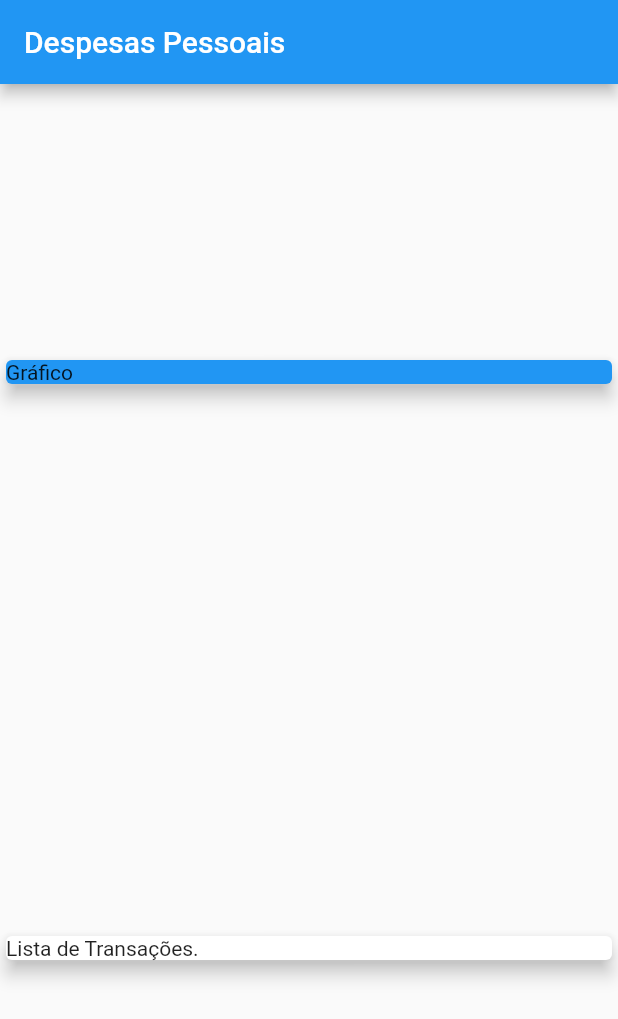
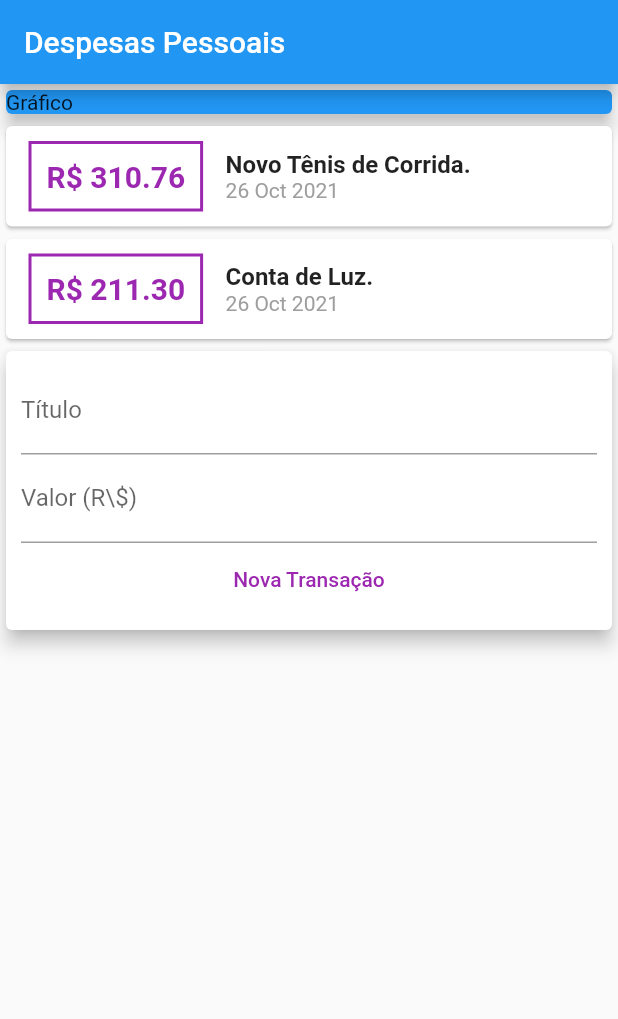
Before and after one commit to renatorv/expenses, a Flutter app: the screen it shows after launch, on a phone screen of 412 x 824 dp. Shown: the top 1019 px of the screen. Run offline on Flutter 3.47's test engine with Material 2 defaults, Android fonts, the phone set to English and light mode, and no system bars.

Commit message:
inicio da aula 107

```diff
--- a/lib/main.dart
+++ b/lib/main.dart
@@ -1,7 +1,8 @@
 import 'package:expenses/models/transaction.dart';
 import 'package:flutter/material.dart';
+import 'package:intl/intl.dart';
 
-main() => runApp(ExpensesApp());
+void main() => runApp(ExpensesApp());
 
 class ExpensesApp extends StatelessWidget {
   @override
@@ -14,7 +15,10 @@ class ExpensesApp extends StatelessWidget {
 }
 
 class MyHomePage extends StatelessWidget {
-  final _transactions = [
+  final TextEditingController titleController = TextEditingController();
+  final TextEditingController valueController = TextEditingController();
+
+  final List<Transaction> _transactions = [
     Transaction(
       id: 't1',
       title: 'Novo Tênis de Corrida.',
@@ -26,28 +30,106 @@ class MyHomePage extends StatelessWidget {
       title: 'Conta de Luz.',
       value: 211.30,
       date: DateTime.now(),
-    )
+    ),
   ];
   @override
   Widget build(BuildContext context) {
     return Scaffold(
       appBar: AppBar(
-        title: Text('Despesas Pessoais'),
+        title: const Text('Despesas Pessoais'),
       ),
       body: Column(
-        mainAxisAlignment: MainAxisAlignment.spaceAround,
         crossAxisAlignment: CrossAxisAlignment.stretch,
         children: [
           Container(
-            child: Card(
+            child: const Card(
               color: Colors.blue,
               child: Text('Gráfico'),
               elevation: 5,
             ),
           ),
+          Column(
+            children: _transactions.map(
+              (Transaction tr) {
+                return Card(
+                  child: Row(
+                    children: [
+                      Container(
+                        margin: const EdgeInsets.symmetric(
+                          horizontal: 15,
+                          vertical: 10,
+                        ),
+                        decoration: BoxDecoration(
+                          border: Border.all(
+                            color: Colors.purple,
+                            width: 2,
+                          ),
+                        ),
+                        padding: const EdgeInsets.all(10),
+                        child: Text(
+                          'R\$ ${tr.value.toStringAsFixed(2)}',
+                          style: const TextStyle(
+                            fontWeight: FontWeight.bold,
+                            fontSize: 20,
+                            color: Colors.purple,
+                          ),
+                        ),
+                      ),
+                      Column(
+                        crossAxisAlignment: CrossAxisAlignment.start,
+                        children: [
+                          Text(
+                            tr.title,
+                            style: const TextStyle(
+                              fontWeight: FontWeight.bold,
+                              fontSize: 16,
+                            ),
+                          ),
+                          Text(
+                            DateFormat('d MMM y').format(tr.date),
+                            style: const TextStyle(
+                              color: Colors.grey,
+                            ),
+                          ),
+                        ],
+                      ),
+                    ],
+                  ),
+                );
+              },
+            ).toList(),
+          ),
           Card(
-            child: Text('Lista de Transações.'),
             elevation: 5,
+            child: Padding(
+              padding: const EdgeInsets.all(10),
+              child: Column(
+                children: [
+                  TextField(
+                    controller: titleController,
+                    decoration: const InputDecoration(
+                      labelText: 'Título',
+                    ),
+                  ),
+                  TextField(
+                    controller: valueController,
+                    decoration: const InputDecoration(
+                      labelText: r'Valor (R\$)',
+                    ),
+                  ),
+                  TextButton(
+                    onPressed: () {
+                      print(titleController.text);
+                      print(valueController.text);
+                    },
+                    child: const Text(
+                      'Nova Transação',
+                      style: TextStyle(color: Colors.purple),
+                    ),
+                  ),
+                ],
+              ),
+            ),
           ),
         ],
       ),
--- a/lib/models/transaction.dart
+++ b/lib/models/transaction.dart
@@ -1,33 +1,13 @@
-import 'package:flutter/foundation.dart';
-
 class Transaction {
-
   final String id;
   final String title;
   final double value;
   final DateTime date;
 
   Transaction({
-    @required this.id,
-    @required this.title,
-    @required this.value,
-    @required this.date,
+    required this.id,
+    required this.title,
+    required this.value,
+    required this.date,
   });
 }
-
-
-// class Transaction {
-//   final String id;
-//   final String title;
-//   final double value;
-//   final DateTime date;
-
-//   Transaction({
-//     required this.id,
-//     required this.title,
-//     required this.value,
-//     required this.date,
-//   });
-// }
-
-// sdk: ">=2.12.0 <3.0.0"
--- a/pubspec.yaml
+++ b/pubspec.yaml
@@ -18,7 +18,7 @@ publish_to: 'none' # Remove this line if you wish to publish to pub.dev
 version: 1.0.0+1
 
 environment:
-  sdk: ">=2.7.0 <3.0.0"
+  sdk: ">=2.12.0 <3.0.0"
 
 dependencies:
   flutter:
@@ -28,6 +28,7 @@ dependencies:
   # The following adds the Cupertino Icons font to your application.
   # Use with the CupertinoIcons class for iOS style icons.
   cupertino_icons: ^1.0.0
+  intl:
 
 dev_dependencies:
   flutter_test:
```
Also changed, not shown: pubspec.lock.
